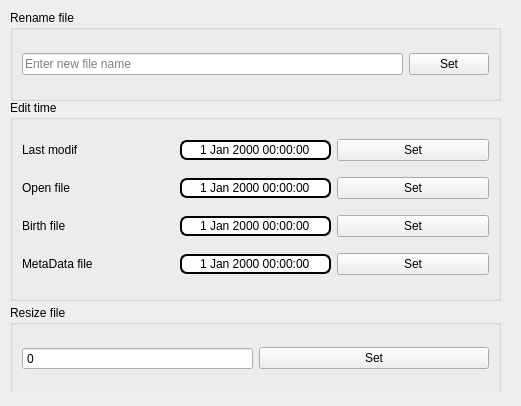
Before: the Qt Designer form file_actions_window.ui in jestsi/Info-of-file-g, drawn with Qt 5.
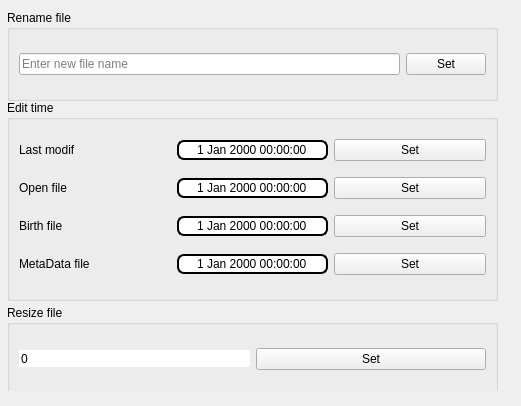
After: the same form once the commit is applied. Icons and pictures are not drawn.

The edit to the form file:
```diff
--- a/file_actions_window.ui
+++ b/file_actions_window.ui
@@ -63,12 +63,27 @@
   <widget class="QWidget" name="widget" native="true">
    <property name="geometry">
     <rect>
-     <x>0</x>
+     <x>-3</x>
      <y>10</y>
      <width>501</width>
      <height>381</height>
     </rect>
    </property>
+   <property name="minimumSize">
+    <size>
+     <width>0</width>
+     <height>0</height>
+    </size>
+   </property>
+   <property name="maximumSize">
+    <size>
+     <width>16777215</width>
+     <height>16777215</height>
+    </size>
+   </property>
+   <property name="styleSheet">
+    <string notr="true">border: ;</string>
+   </property>
    <widget class="QGroupBox" name="groupBox">
     <property name="geometry">
      <rect>
@@ -307,6 +322,9 @@
      </item>
      <item row="0" column="0">
       <widget class="QSpinBox" name="spinBox">
+       <property name="frame">
+        <bool>false</bool>
+       </property>
        <property name="buttonSymbols">
         <enum>QAbstractSpinBox::NoButtons</enum>
        </property>
```
